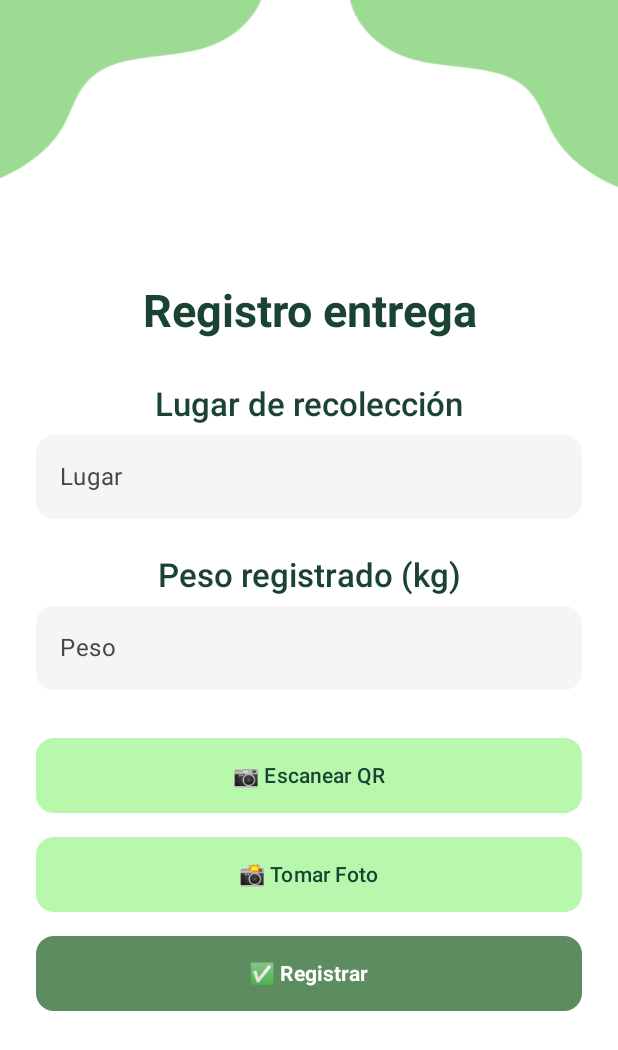
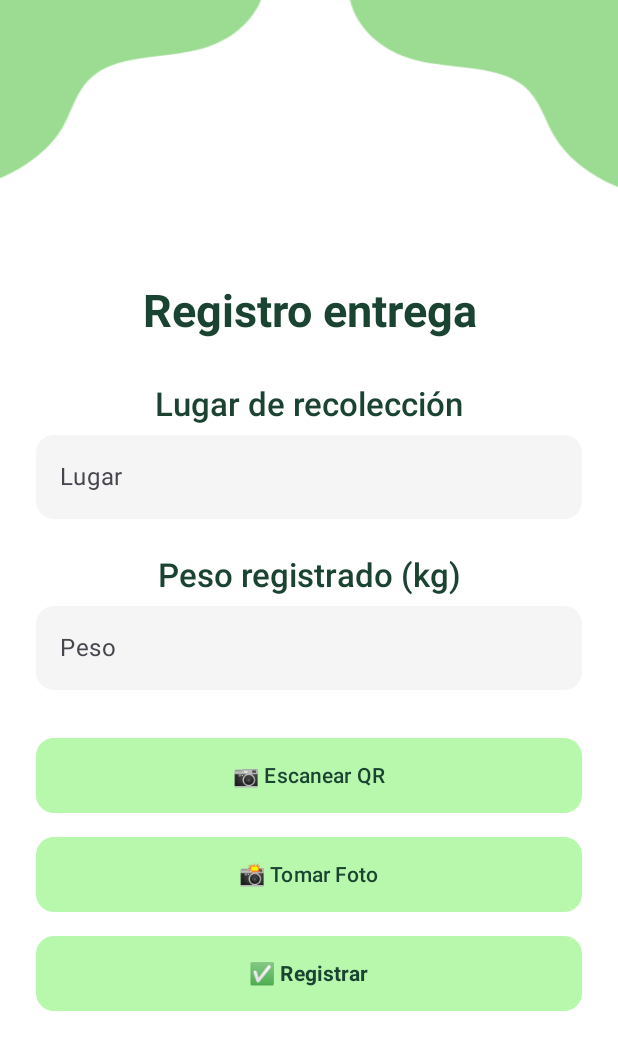
Before and after one commit to mgcruzp/ReBottle, an Android app built with Jetpack Compose: the @Preview function PreviewPantallaRegistrarEntrega, on a phone screen of 412 x 824 dp. Shown: the top 1050 px of the screen. Run offline under Robolectric (Android 15) with nearby library versions, the phone set to English and light mode, and no system bars.

```diff
--- a/app/src/main/java/com/example/rebottle/ui/screens/recolector/PantallaMapaRecolector.kt
+++ b/app/src/main/java/com/example/rebottle/ui/screens/recolector/PantallaMapaRecolector.kt
@@ -10,6 +10,7 @@ import androidx.compose.runtime.Composable
 import androidx.compose.ui.Alignment
 import androidx.compose.ui.Modifier
 import androidx.compose.ui.graphics.Color
+import androidx.compose.ui.tooling.preview.Preview
 import androidx.compose.ui.unit.dp
 import com.google.maps.android.compose.GoogleMap
 import com.google.maps.android.compose.rememberCameraPositionState
@@ -52,3 +53,6 @@ fun PantallaMapaRecolector() {
             )
     }
 }
+@Preview(showBackground = true)
+@Composable
+fun mapapreview(){}
--- a/app/src/main/java/com/example/rebottle/ui/screens/recolector/PantallaRegistrarEntrega.kt
+++ b/app/src/main/java/com/example/rebottle/ui/screens/recolector/PantallaRegistrarEntrega.kt
@@ -221,8 +221,8 @@ fun PantallaRegistrarEntrega() {
                     .fillMaxWidth()
                     .height(50.dp),
                 colors = ButtonDefaults.buttonColors(
-                    containerColor = MidGreen,
-                    contentColor = Color.White
+                    containerColor = LightGreen,
+                    contentColor = DarkGreen
                 ),
                 shape = RoundedCornerShape(12.dp)
             ) {
```
